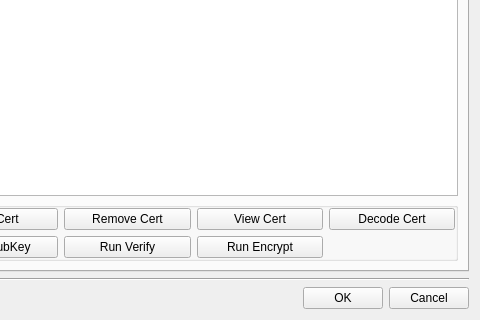
This is BerEditor/cert_man_dlg.ui in jykim74/BerEditor as Qt 5 draws it before an edit; both pictures show x 93 to 573 and y 281 to 601 of the 573 by 601 pixel window. The edited form follows.
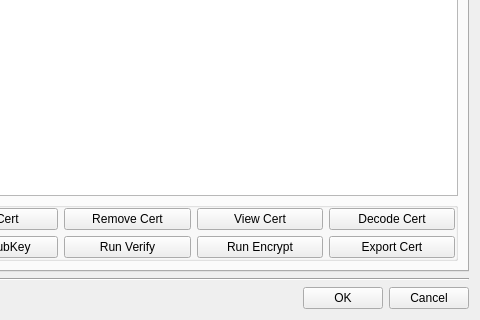
This is the edited form. The open tabs and pages were chosen to show the change.

```diff
--- a/BerEditor/cert_man_dlg.ui
+++ b/BerEditor/cert_man_dlg.ui
@@ -442,6 +442,13 @@
               </property>
              </widget>
             </item>
+            <item row="1" column="3">
+             <widget class="QPushButton" name="mExportOtherBtn">
+              <property name="text">
+               <string>Export Cert</string>
+              </property>
+             </widget>
+            </item>
            </layout>
           </item>
          </layout>
```
Left out of the diff: 51 changed lines with no effect on the pictures.
